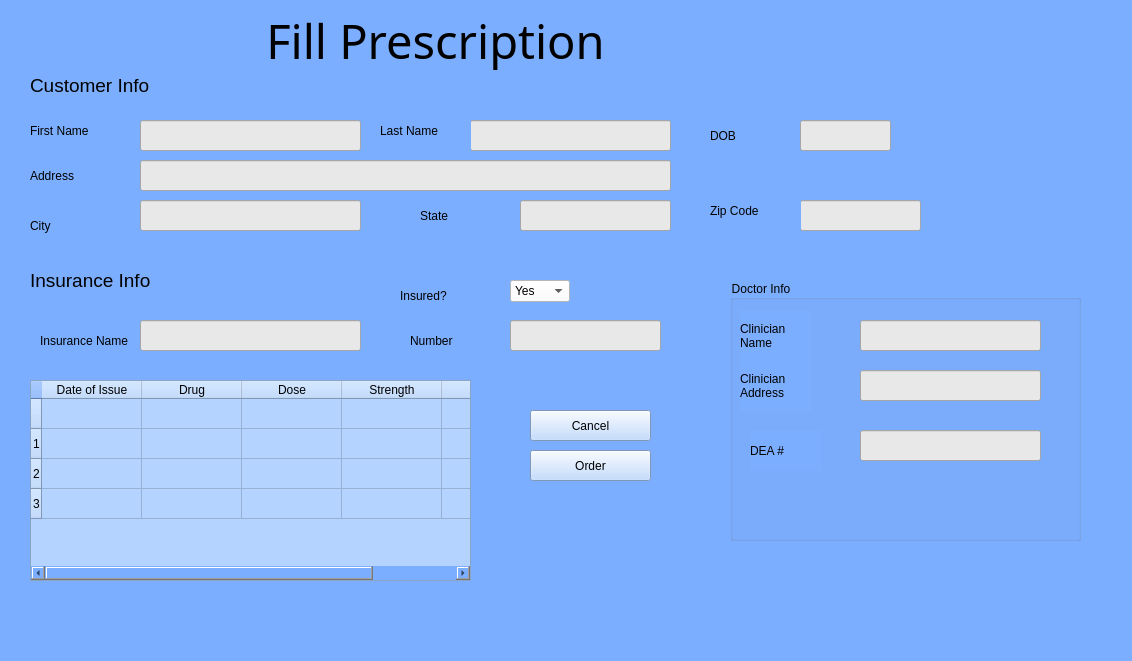
The window that UI/FillPrescription.ui (BennettPJ/SFWE403-Sem-Proj) describes before a commit, drawn with Qt 5.
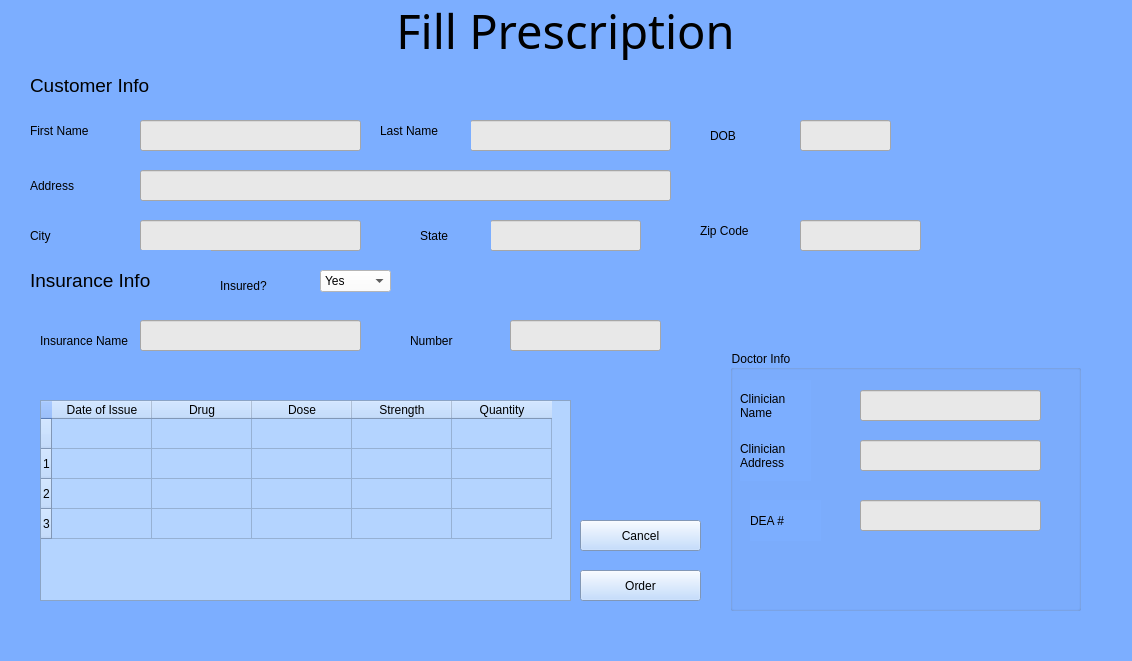
The same window after the commit. Icons and pictures are not drawn.

```diff
--- a/UI/FillPrescription.ui
+++ b/UI/FillPrescription.ui
@@ -33,8 +33,8 @@
    <widget class="QPushButton" name="cancelButton">
     <property name="geometry">
      <rect>
-      <x>530</x>
-      <y>410</y>
+      <x>580</x>
+      <y>520</y>
       <width>121</width>
       <height>31</height>
      </rect>
@@ -97,8 +97,8 @@
    <widget class="QLabel" name="label">
     <property name="geometry">
      <rect>
-      <x>400</x>
-      <y>280</y>
+      <x>220</x>
+      <y>270</y>
       <width>101</width>
       <height>31</height>
      </rect>
@@ -141,8 +141,8 @@
    <widget class="QLabel" name="label_3">
     <property name="geometry">
      <rect>
-      <x>170</x>
-      <y>0</y>
+      <x>300</x>
+      <y>-10</y>
       <width>531</width>
       <height>81</height>
      </rect>
@@ -178,8 +178,8 @@
    <widget class="QPushButton" name="createAccountButton">
     <property name="geometry">
      <rect>
-      <x>530</x>
-      <y>450</y>
+      <x>580</x>
+      <y>570</y>
       <width>121</width>
       <height>31</height>
      </rect>
@@ -237,7 +237,7 @@
     <property name="geometry">
      <rect>
       <x>30</x>
-      <y>160</y>
+      <y>170</y>
       <width>101</width>
       <height>31</height>
      </rect>
@@ -259,7 +259,7 @@
     <property name="geometry">
      <rect>
       <x>140</x>
-      <y>160</y>
+      <y>170</y>
       <width>531</width>
       <height>31</height>
      </rect>
@@ -319,7 +319,7 @@
     <property name="geometry">
      <rect>
       <x>30</x>
-      <y>210</y>
+      <y>220</y>
       <width>101</width>
       <height>31</height>
      </rect>
@@ -341,7 +341,7 @@
     <property name="geometry">
      <rect>
       <x>140</x>
-      <y>200</y>
+      <y>220</y>
       <width>221</width>
       <height>31</height>
      </rect>
@@ -359,8 +359,8 @@
    <widget class="QLineEdit" name="userName_4">
     <property name="geometry">
      <rect>
-      <x>520</x>
-      <y>200</y>
+      <x>490</x>
+      <y>220</y>
       <width>151</width>
       <height>31</height>
      </rect>
@@ -379,7 +379,7 @@
     <property name="geometry">
      <rect>
       <x>420</x>
-      <y>200</y>
+      <y>220</y>
       <width>71</width>
       <height>31</height>
      </rect>
@@ -401,7 +401,7 @@
     <property name="geometry">
      <rect>
       <x>800</x>
-      <y>200</y>
+      <y>220</y>
       <width>121</width>
       <height>31</height>
      </rect>
@@ -419,8 +419,8 @@
    <widget class="QLabel" name="label_9">
     <property name="geometry">
      <rect>
-      <x>710</x>
-      <y>190</y>
+      <x>700</x>
+      <y>210</y>
       <width>91</width>
       <height>41</height>
      </rect>
@@ -446,7 +446,7 @@
      <rect>
       <x>30</x>
       <y>250</y>
-      <width>331</width>
+      <width>181</width>
       <height>61</height>
      </rect>
     </property>
@@ -498,9 +498,9 @@
    <widget class="QComboBox" name="comboBox">
     <property name="geometry">
      <rect>
-      <x>510</x>
-      <y>280</y>
-      <width>60</width>
+      <x>320</x>
+      <y>270</y>
+      <width>71</width>
       <height>22</height>
      </rect>
     </property>
@@ -609,9 +609,9 @@
    <widget class="QTableWidget" name="tableWidget">
     <property name="geometry">
      <rect>
-      <x>30</x>
-      <y>380</y>
-      <width>441</width>
+      <x>40</x>
+      <y>400</y>
+      <width>531</width>
       <height>201</height>
      </rect>
     </property>
@@ -674,7 +674,7 @@
     <property name="geometry">
      <rect>
       <x>730</x>
-      <y>280</y>
+      <y>350</y>
       <width>351</width>
       <height>261</height>
      </rect>
@@ -818,10 +818,10 @@
    <widget class="QLabel" name="label_17">
     <property name="geometry">
      <rect>
-      <x>640</x>
-      <y>-10</y>
-      <width>111</width>
-      <height>81</height>
+      <x>970</x>
+      <y>100</y>
+      <width>101</width>
+      <height>91</height>
      </rect>
     </property>
     <property name="text">
```
